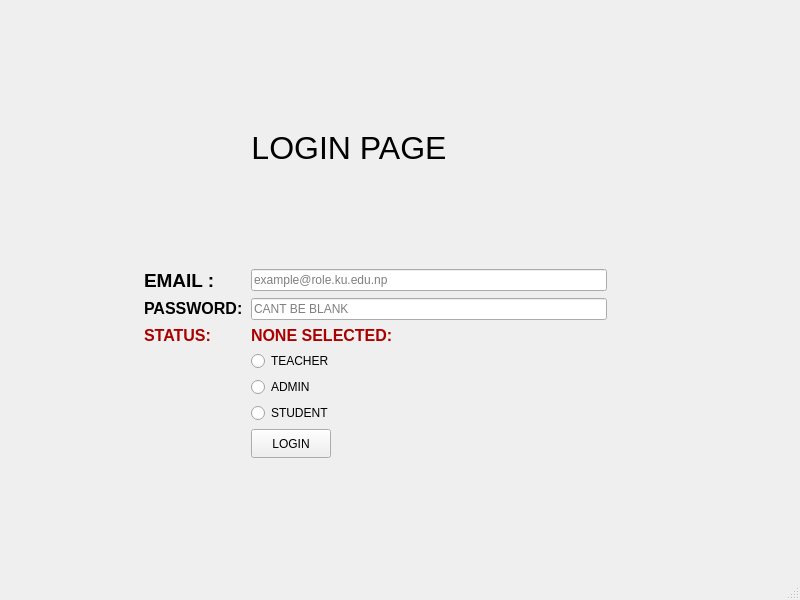
The window that mainwindow.ui (Shasank12345/QT_PROJECT) describes before a commit, drawn with Qt 5.
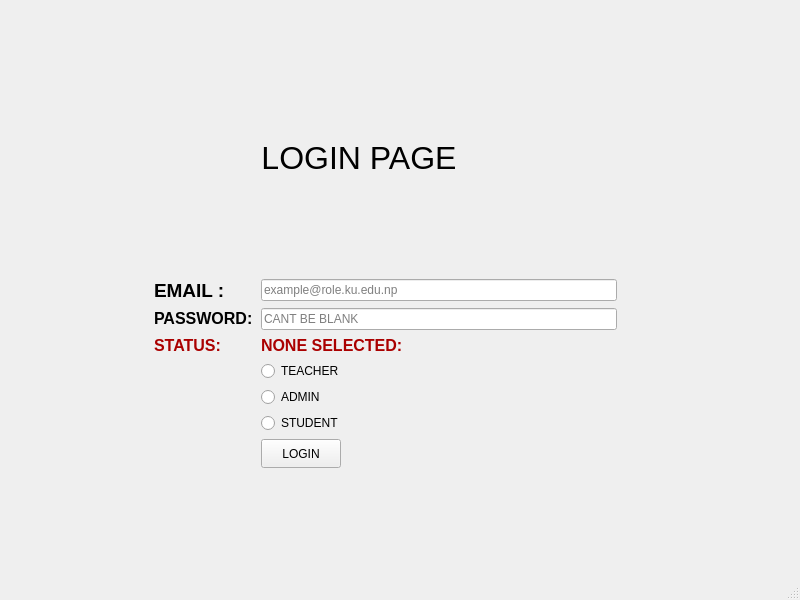
The same window after the commit.

Diff of the .ui file:
```diff
--- a/mainwindow.ui
+++ b/mainwindow.ui
@@ -29,8 +29,8 @@
    <widget class="QWidget" name="formLayoutWidget">
     <property name="geometry">
      <rect>
-      <x>140</x>
-      <y>30</y>
+      <x>150</x>
+      <y>40</y>
       <width>471</width>
       <height>431</height>
      </rect>
```
